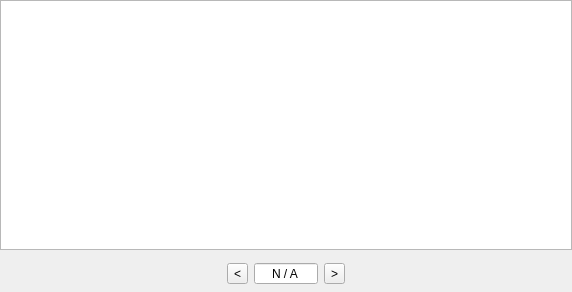
This is src/lib/components/tablewidget.ui in commander15/Widgetry as Qt 5 draws it before an edit. The edited form follows.
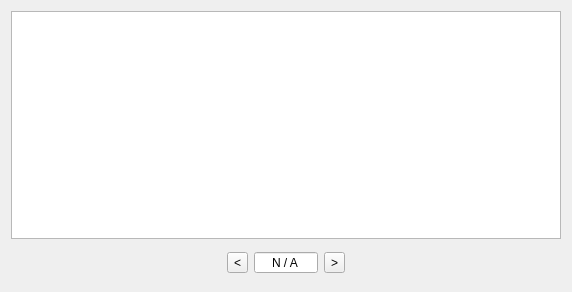
This is the edited form.

Patch:
```diff
--- a/src/lib/components/tablewidget.ui
+++ b/src/lib/components/tablewidget.ui
@@ -13,20 +13,8 @@
   <property name="windowTitle">
    <string>Table</string>
   </property>
-  <layout class="QGridLayout" name="gridLayout">
-   <property name="leftMargin">
-    <number>0</number>
-   </property>
-   <property name="topMargin">
-    <number>0</number>
-   </property>
-   <property name="rightMargin">
-    <number>0</number>
-   </property>
-   <property name="bottomMargin">
-    <number>0</number>
-   </property>
-   <item row="0" column="0" colspan="5">
+  <layout class="QVBoxLayout" name="mainLayout">
+   <item>
     <widget class="QTableView" name="tableView">
      <property name="editTriggers">
       <set>QAbstractItemView::EditTrigger::NoEditTriggers</set>
@@ -36,7 +24,22 @@
      </property>
     </widget>
    </item>
-   <item row="1" column="0">
+   <item>
+    <widget class="QWidget" name="paginatorWidget" native="true">
+     <layout class="QHBoxLayout" name="horizontalLayout">
+      <property name="leftMargin">
+       <number>0</number>
+      </property>
+      <property name="topMargin">
+       <number>0</number>
+      </property>
+      <property name="rightMargin">
+       <number>0</number>
+      </property>
+      <property name="bottomMargin">
+       <number>0</number>
+      </property>
+      <item>
     <spacer name="horizontalSpacer">
      <property name="orientation">
       <enum>Qt::Orientation::Horizontal</enum>
@@ -49,14 +52,14 @@
      </property>
     </spacer>
    </item>
-   <item row="1" column="1">
+      <item>
     <widget class="QToolButton" name="previousButton">
      <property name="text">
       <string>&lt;</string>
      </property>
     </widget>
    </item>
-   <item row="1" column="2">
+      <item>
     <widget class="QSpinBox" name="pageInput">
      <property name="minimumSize">
       <size>
@@ -84,25 +87,28 @@
      </property>
     </widget>
    </item>
-   <item row="1" column="3">
+      <item>
     <widget class="QToolButton" name="nextButton">
      <property name="text">
       <string>&gt;</string>
      </property>
     </widget>
    </item>
-   <item row="1" column="4">
+      <item>
     <spacer name="horizontalSpacer_2">
      <property name="orientation">
       <enum>Qt::Orientation::Horizontal</enum>
      </property>
      <property name="sizeHint" stdset="0">
       <size>
-       <width>168</width>
+          <width>207</width>
        <height>36</height>
       </size>
      </property>
     </spacer>
+      </item>
+     </layout>
+    </widget>
    </item>
   </layout>
  </widget>
```
Lines whose indentation alone changed are shown as unchanged.
